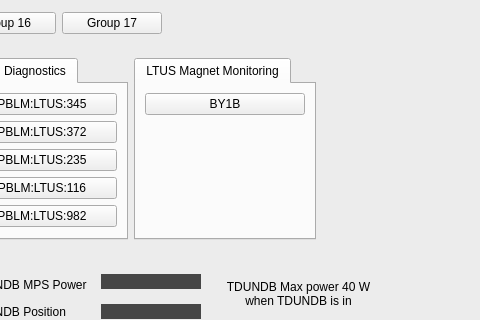
ad-build-test/pydm-mps, file ltus_main.ui: the form before one commit; both pictures show x 85 to 565 and y 262 to 582 of the 1191 by 775 pixel window.
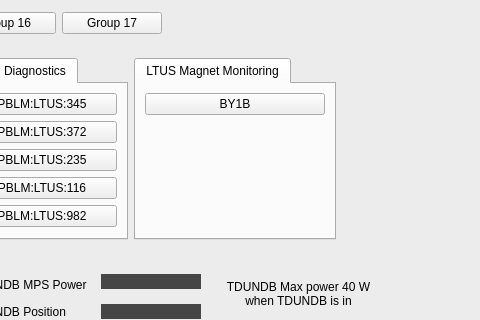
The form after the commit. Custom widgets are drawn as their Qt base class.

```diff
--- a/ltus_main.ui
+++ b/ltus_main.ui
@@ -273,7 +273,7 @@
                  <widget class="PyDMEDMDisplayButton" name="PyDMEDMDisplayButton">
                   <property name="minimumSize">
                    <size>
-                    <width>160</width>
+                    <width>180</width>
                     <height>20</height>
                    </size>
                   </property>
```
